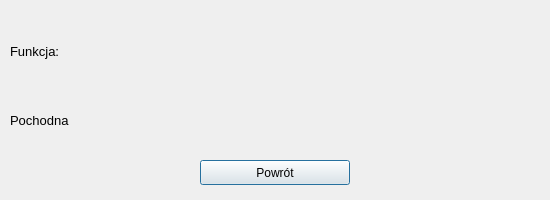
The window that wynRownania.ui (oxfrd/-WUT-Calc_InPython) describes before a commit, drawn with Qt 5.
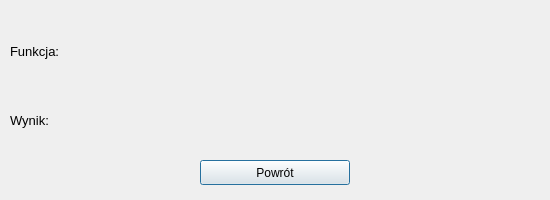
The same window after the commit.

What changed in the file:
```diff
--- a/wynRownania.ui
+++ b/wynRownania.ui
@@ -10,6 +10,18 @@
     <height>200</height>
    </rect>
   </property>
+  <property name="minimumSize">
+   <size>
+    <width>550</width>
+    <height>200</height>
+   </size>
+  </property>
+  <property name="maximumSize">
+   <size>
+    <width>550</width>
+    <height>200</height>
+   </size>
+  </property>
   <property name="windowTitle">
    <string>Dialog</string>
   </property>
@@ -18,7 +30,7 @@
     <rect>
      <x>10</x>
      <y>20</y>
-     <width>61</width>
+     <width>65</width>
      <height>131</height>
     </rect>
    </property>
@@ -43,7 +55,7 @@
        </font>
       </property>
       <property name="text">
-       <string>Pochodna</string>
+       <string>Wynik:</string>
       </property>
      </widget>
     </item>
@@ -54,7 +66,7 @@
     <rect>
      <x>80</x>
      <y>20</y>
-     <width>421</width>
+     <width>451</width>
      <height>131</height>
     </rect>
    </property>
```
Left out of the diff: 30 changed lines with no effect on the pictures.
